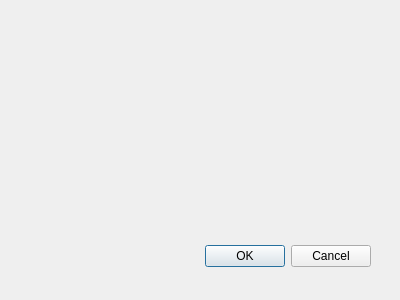
Qt form SpidrMpx3Eq/imagecalculator.ui (navrit/dexter) before a commit.
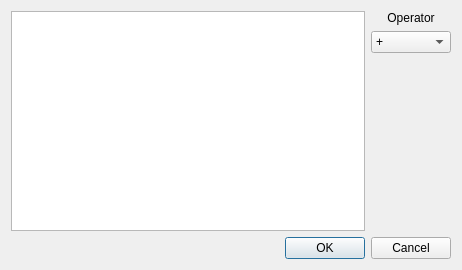
The same form after that commit. Icons and pictures are not drawn.

Commit message: Image Calculator Basic UI

The edit to the form file:
```diff
--- a/SpidrMpx3Eq/imagecalculator.ui
+++ b/SpidrMpx3Eq/imagecalculator.ui
@@ -8,29 +8,118 @@
    <rect>
     <x>0</x>
     <y>0</y>
-    <width>400</width>
-    <height>300</height>
+    <width>462</width>
+    <height>270</height>
    </rect>
   </property>
+  <property name="sizePolicy">
+   <sizepolicy hsizetype="Preferred" vsizetype="Preferred">
+    <horstretch>0</horstretch>
+    <verstretch>0</verstretch>
+   </sizepolicy>
+  </property>
+  <property name="minimumSize">
+   <size>
+    <width>0</width>
+    <height>0</height>
+   </size>
+  </property>
   <property name="windowTitle">
    <string>Dialog</string>
   </property>
-  <widget class="QDialogButtonBox" name="buttonBox">
-   <property name="geometry">
-    <rect>
-     <x>30</x>
-     <y>240</y>
-     <width>341</width>
-     <height>32</height>
-    </rect>
-   </property>
-   <property name="orientation">
-    <enum>Qt::Horizontal</enum>
-   </property>
-   <property name="standardButtons">
-    <set>QDialogButtonBox::Cancel|QDialogButtonBox::Ok</set>
-   </property>
-  </widget>
+  <property name="windowIcon">
+   <iconset resource="icons.qrc">
+    <normaloff>:/icons/ASI_algorithms_logo.png</normaloff>:/icons/ASI_algorithms_logo.png</iconset>
+  </property>
+  <layout class="QHBoxLayout" name="horizontalLayout_2">
+   <item>
+    <layout class="QVBoxLayout" name="verticalLayout_2">
+     <item>
+      <layout class="QHBoxLayout" name="horizontalLayout">
+       <item>
+        <widget class="QListWidget" name="listWidget">
+         <property name="minimumSize">
+          <size>
+           <width>300</width>
+           <height>200</height>
+          </size>
+         </property>
+        </widget>
+       </item>
+       <item>
+        <layout class="QVBoxLayout" name="verticalLayout">
+         <item>
+          <widget class="QLabel" name="label">
+           <property name="text">
+            <string>Operator</string>
+           </property>
+           <property name="alignment">
+            <set>Qt::AlignCenter</set>
+           </property>
+          </widget>
+         </item>
+         <item>
+          <widget class="QComboBox" name="comboBox">
+           <property name="minimumSize">
+            <size>
+             <width>80</width>
+             <height>0</height>
+            </size>
+           </property>
+           <item>
+            <property name="text">
+             <string notr="true">+</string>
+            </property>
+           </item>
+           <item>
+            <property name="text">
+             <string notr="true">-</string>
+            </property>
+           </item>
+          </widget>
+         </item>
+         <item>
+          <spacer name="verticalSpacer">
+           <property name="orientation">
+            <enum>Qt::Vertical</enum>
+           </property>
+           <property name="sizeHint" stdset="0">
+            <size>
+             <width>20</width>
+             <height>40</height>
+            </size>
+           </property>
+          </spacer>
+         </item>
+        </layout>
+       </item>
+      </layout>
+     </item>
+     <item>
+      <widget class="QDialogButtonBox" name="buttonBox">
+       <property name="sizePolicy">
+        <sizepolicy hsizetype="Expanding" vsizetype="Fixed">
+         <horstretch>0</horstretch>
+         <verstretch>0</verstretch>
+        </sizepolicy>
+       </property>
+       <property name="minimumSize">
+        <size>
+         <width>0</width>
+         <height>0</height>
+        </size>
+       </property>
+       <property name="orientation">
+        <enum>Qt::Horizontal</enum>
+       </property>
+       <property name="standardButtons">
+        <set>QDialogButtonBox::Cancel|QDialogButtonBox::Ok</set>
+       </property>
+      </widget>
+     </item>
+    </layout>
+   </item>
+  </layout>
  </widget>
  <pixmapfunction/>
  <resources/>
```
Left out of the diff: 11 changed lines with no effect on the pictures.
